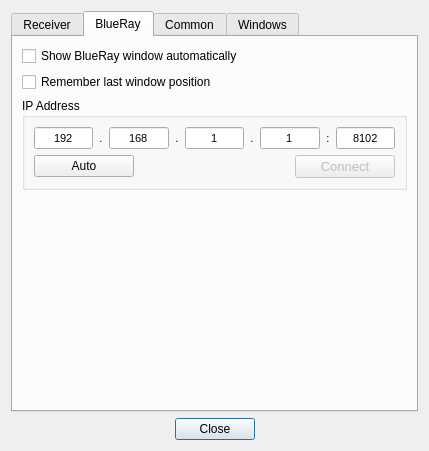
The window that settingsdialog.ui (AceOfSnakes/AvrPioRemote) describes before a commit, drawn with Qt 5.
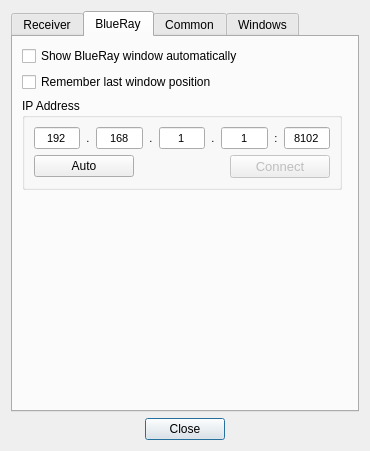
The same window after the commit. The open tabs and pages were chosen to show the change.

Commit message: Settings: Receiver/Player search unified naming convention cosmetic changes for full screen view for settings

Patch:
```diff
--- a/settingsdialog.ui
+++ b/settingsdialog.ui
@@ -6,7 +6,7 @@
    <rect>
     <x>0</x>
     <y>0</y>
-    <width>429</width>
+    <width>370</width>
     <height>451</height>
    </rect>
   </property>
@@ -408,6 +408,11 @@
         </widget>
        </item>
        <item>
+        <layout class="QHBoxLayout" name="horizontalLayout_5">
+         <property name="topMargin">
+          <number>0</number>
+         </property>
+         <item>
         <widget class="QGroupBox" name="groupBox_4">
          <property name="sizePolicy">
           <sizepolicy hsizetype="Ignored" vsizetype="Preferred">
@@ -415,6 +420,12 @@
            <verstretch>0</verstretch>
           </sizepolicy>
          </property>
+           <property name="minimumSize">
+            <size>
+             <width>320</width>
+             <height>0</height>
+            </size>
+           </property>
          <property name="title">
           <string>IP Address</string>
          </property>
@@ -643,19 +654,6 @@
               </property>
              </widget>
             </item>
-            <item>
-             <spacer name="horizontalSpacer_6">
-              <property name="orientation">
-               <enum>Qt::Horizontal</enum>
-              </property>
-              <property name="sizeHint" stdset="0">
-               <size>
-                <width>40</width>
-                <height>20</height>
-               </size>
-              </property>
-             </spacer>
-            </item>
            </layout>
           </item>
           <item>
@@ -722,6 +720,21 @@
           </item>
          </layout>
         </widget>
+         </item>
+         <item>
+          <spacer name="horizontalSpacer_4">
+           <property name="orientation">
+            <enum>Qt::Horizontal</enum>
+           </property>
+           <property name="sizeHint" stdset="0">
+            <size>
+             <width>40</width>
+             <height>20</height>
+            </size>
+           </property>
+          </spacer>
+         </item>
+        </layout>
        </item>
        <item>
         <spacer name="verticalSpacer_4">
```
Left out of the diff: 22 changed lines with no effect on the pictures. Lines whose indentation alone changed are shown as unchanged. The commit also changes 1 other file.
